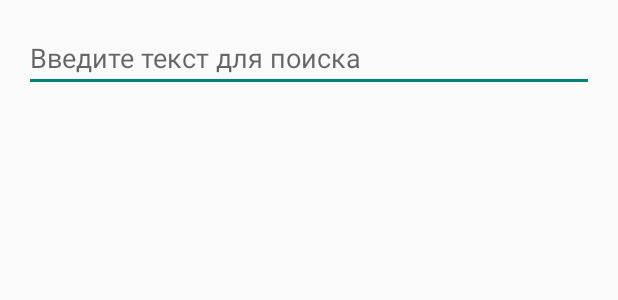
After one commit to vaspull9-bit/AjjnWeb, an Android app: the layout dialog_find_on_page.xml on its own in the app's theme, with its tools: preview values and no code run, on a phone screen of 412 x 824 dp. The commit adds this screen. Shown: the top 300 px of the screen. Run offline under Robolectric (Android 15) with nearby library versions, the phone set to English and light mode, and no system bars.

Commit message:
Merge remote-tracking branch 'origin/v1.5.1' into v1.5.1

```diff
--- a/app/build.gradle.kts
+++ b/app/build.gradle.kts
@@ -12,7 +12,7 @@ android {
         minSdk = 24
         targetSdk = 36
         versionCode = 1
-        versionName = "v1.5.3"
+        versionName = "v1.5.5"
 
         testInstrumentationRunner = "androidx.test.runner.AndroidJUnitRunner"
     }
--- /dev/null
+++ b/app/src/main/res/layout/dialog_find_on_page.xml
@@ -0,0 +1,15 @@
+<?xml version="1.0" encoding="utf-8"?>
+<LinearLayout xmlns:android="http://schemas.android.com/apk/res/android"
+    android:layout_width="match_parent"
+    android:layout_height="wrap_content"
+    android:orientation="vertical"
+    android:padding="16dp">
+
+    <EditText
+        android:id="@+id/searchEditText"
+        android:layout_width="match_parent"
+        android:layout_height="wrap_content"
+        android:hint="Введите текст для поиска"
+        android:imeOptions="actionSearch" />
+
+</LinearLayout>
--- a/app/src/main/res/values/strings.xml
+++ b/app/src/main/res/values/strings.xml
@@ -19,7 +19,7 @@
     <string name="history_cleared">История очищена</string>
     <string name="cookies_cleared">Cookies очищены</string>
     <string name="incognito_mode">Режим инкогнито</string>
-    <string name="about_message">VShargin (C) 2025. vaspull9@gmail.com\nAjjnWeb v1.5.1\nБраузер с интерфейсом Chrome и жестовой навигацией</string>
+    <string name="about_message">VShargin (C) 2025. vaspull9@gmail.com\nAjjnWeb v1.5.4\nБраузер с интерфейсом Chrome и жестовой навигацией</string>
     <string name="back">Назад</string>
     <string name="forward">Вперед</string>
     <string name="refresh">Обновить</string>
```
Also changed, not shown: app/src/main/java/com/example/ajjnweb/MainActivity.kt (+40 -14 lines), app/src/main/res/layout/activity_main.xml (+12 -1 lines).
